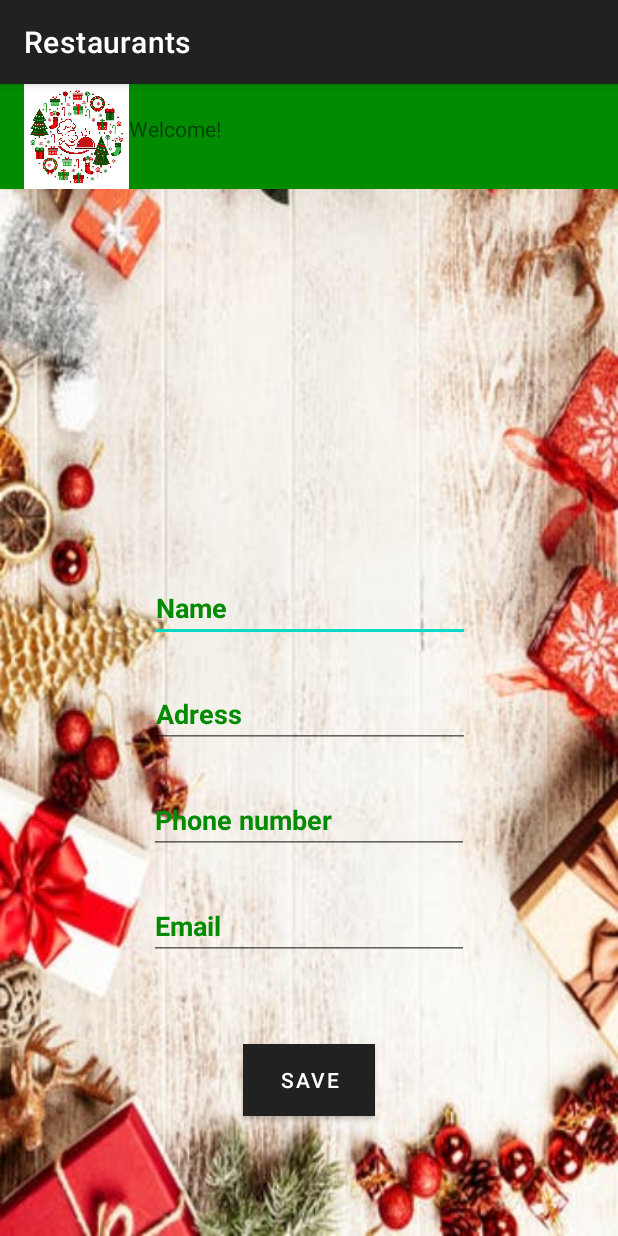
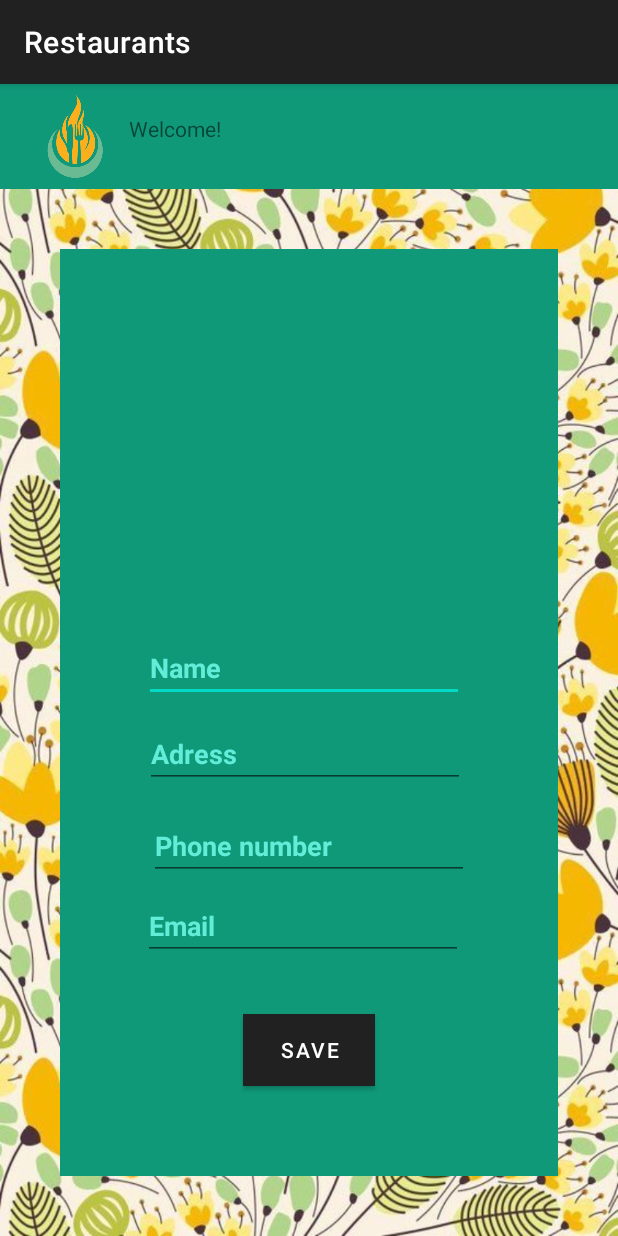
Before and after one commit to Orsolya-BV/Android, an Android app: the screen it shows after launch (MainActivity), in the side drawer, after a tap on "Login", on a phone screen of 412 x 824 dp. Run offline under Robolectric (Android 15) with nearby library versions, the light colour scheme and no system bars; our stand-ins replace Room's generated code; network calls fail; pictures from the network do not load.

Commit message:
desing app

```diff
--- a/Restaurants/app/build.gradle
+++ b/Restaurants/app/build.gradle
@@ -50,6 +50,7 @@ dependencies {
     androidTestImplementation 'androidx.test.ext:junit:1.1.2'
     androidTestImplementation 'androidx.test.espresso:espresso-core:3.3.0'
     annotationProcessor 'androidx.room:room-compiler:2.2.6'
+    implementation 'androidx.recyclerview:recyclerview:1.0.0'
 
     //Coroutines
     implementation 'org.jetbrains.kotlinx:kotlinx-coroutines-core:1.3.9'
--- a/Restaurants/app/src/main/java/com/example/restaurants/Communicator.kt
+++ /dev/null
@@ -1,6 +0,0 @@
-package com.example.restaurants
-
-interface Communicator {
-
-    fun passDataCom(edittext_input:String)
-}
--- a/Restaurants/app/src/main/java/com/example/restaurants/data/restaurants/RestaurantAdapter.kt
+++ b/Restaurants/app/src/main/java/com/example/restaurants/data/restaurants/RestaurantAdapter.kt
@@ -14,6 +14,7 @@ import com.example.restaurants.fragments.ListFragment
 class RestaurantAdapter(private val parent:ListFragment,private val listener:AdapterView.OnItemClickListener):RecyclerView.Adapter<RestaurantAdapter.RestaurantViewHolder>() {
 
     private var restaurantList:MutableList<Restaurant> = mutableListOf()
+
     inner class RestaurantViewHolder(itemView: View):RecyclerView.ViewHolder(itemView),View.OnClickListener
     {
         var name: TextView = itemView.findViewById(R.id.name_restaurant)
--- a/Restaurants/app/src/main/res/layout/fragment_add.xml
+++ b/Restaurants/app/src/main/res/layout/fragment_add.xml
@@ -5,9 +5,11 @@
     android:layout_width="match_parent"
     android:layout_height="match_parent"
     android:id="@+id/add_layout"
+ android:layout_margin="40dp"
+    android:background="@color/fej"
     tools:context=".fragments.AddFragment">
 
-
+<!--
     <ImageView
         android:id="@+id/imageView2"
         android:layout_width="200dp"
@@ -20,41 +22,41 @@
         app:layout_constraintTop_toTopOf="parent"
         app:layout_constraintVertical_bias="0.0"
         tools:src="@drawable/logo" />
-
+-->
     <EditText
         android:id="@+id/editName"
         android:layout_width="wrap_content"
         android:layout_height="wrap_content"
-        android:layout_marginStart="100dp"
+        android:layout_marginStart="70dp"
         android:layout_marginEnd="100dp"
-        android:layout_marginBottom="25dp"
+        android:layout_marginBottom="12dp"
         android:ems="10"
-        android:textColor="@color/green"
-        android:textStyle="bold"
-        android:textColorHint="@color/green"
         android:hint="Name"
         android:inputType="textPersonName"
+        android:textColor="@color/red"
+        android:textColorHint="@color/green"
+        android:textStyle="bold"
         app:layout_constraintBottom_toTopOf="@+id/editAdress"
         app:layout_constraintEnd_toEndOf="parent"
-        app:layout_constraintHorizontal_bias="0.0"
+        app:layout_constraintHorizontal_bias="0.285"
         app:layout_constraintStart_toStartOf="parent" />
 
     <EditText
         android:id="@+id/editAdress"
         android:layout_width="wrap_content"
         android:layout_height="wrap_content"
-        android:layout_marginStart="100dp"
+        android:layout_marginStart="70dp"
         android:layout_marginEnd="100dp"
-        android:layout_marginBottom="25dp"
-        android:textColor="@color/green"
-        android:textStyle="bold"
-        android:textColorHint="@color/green"
+        android:layout_marginBottom="16dp"
         android:ems="10"
         android:hint="Adress"
         android:inputType="textPersonName"
+        android:textColor="@color/red"
+        android:textColorHint="@color/green"
+        android:textStyle="bold"
         app:layout_constraintBottom_toTopOf="@+id/editPhone"
         app:layout_constraintEnd_toEndOf="parent"
-        app:layout_constraintHorizontal_bias="0.0"
+        app:layout_constraintHorizontal_bias="0.265"
         app:layout_constraintStart_toStartOf="parent" />
 
     <EditText
@@ -63,15 +65,16 @@
         android:layout_height="wrap_content"
         android:layout_marginStart="100dp"
         android:layout_marginEnd="100dp"
-        android:layout_marginBottom="25dp"
+        android:layout_marginBottom="8dp"
         android:ems="10"
-        android:textColor="@color/green"
-        android:textStyle="bold"
-        android:textColorHint="@color/green"
         android:hint="Phone number"
         android:inputType="phone"
+        android:textColor="@color/red"
+        android:textColorHint="@color/green"
+        android:textStyle="bold"
         app:layout_constraintBottom_toTopOf="@+id/editEmail"
         app:layout_constraintEnd_toEndOf="parent"
+        app:layout_constraintHorizontal_bias="0.506"
         app:layout_constraintStart_toStartOf="parent" />
 
     <EditText
@@ -80,15 +83,16 @@
         android:layout_height="wrap_content"
         android:layout_marginStart="100dp"
         android:layout_marginEnd="100dp"
-        android:layout_marginBottom="56dp"
+        android:layout_marginBottom="36dp"
         android:ems="10"
         android:hint="Email"
-        android:textColor="@color/green"
+        android:inputType="textEmailAddress"
+        android:textColor="@color/red"
+        android:textColorHint="@color/green"
         android:textStyle="bold"
-        android:textColorHint="@color/green"
-        android:inputType="textEmailAddress"
         app:layout_constraintBottom_toTopOf="@+id/button_save"
         app:layout_constraintEnd_toEndOf="parent"
+        app:layout_constraintHorizontal_bias="0.556"
         app:layout_constraintStart_toStartOf="parent" />
 
     <Button
@@ -97,12 +101,12 @@
         android:layout_height="wrap_content"
         android:layout_marginStart="160dp"
         android:layout_marginEnd="160dp"
-        android:layout_marginBottom="80dp"
-
+        android:layout_marginBottom="60dp"
+        android:background="@color/fej"
         android:text="Save"
+        android:textColor="@color/white"
         app:layout_constraintBottom_toBottomOf="parent"
         app:layout_constraintEnd_toEndOf="parent"
-        app:layout_constraintStart_toStartOf="parent"
-        android:background="@color/green"
-        android:textColor="@color/white" />
+        app:layout_constraintHorizontal_bias="0.506"
+        app:layout_constraintStart_toStartOf="parent" />
 </androidx.constraintlayout.widget.ConstraintLayout>
--- a/Restaurants/app/src/main/res/layout/fragment_profile.xml
+++ b/Restaurants/app/src/main/res/layout/fragment_profile.xml
@@ -36,6 +36,7 @@
         android:layout_marginTop="108dp"
         android:ems="10"
         android:inputType="textPersonName"
+        android:textColor="@color/black"
         app:layout_constraintStart_toEndOf="@+id/name"
         app:layout_constraintTop_toBottomOf="@+id/imageView" />
 
@@ -73,6 +74,7 @@
         android:layout_height="40dp"
         android:layout_marginStart="16dp"
         android:layout_marginTop="28dp"
+        android:textColor="@color/black"
         android:ems="10"
         android:inputType="textPersonName"
         app:layout_constraintStart_toEndOf="@+id/adress"
@@ -99,6 +101,7 @@
         android:layout_marginStart="24dp"
         android:layout_marginTop="12dp"
         android:ems="10"
+        android:textColor="@color/black"
         android:inputType="textPersonName"
         app:layout_constraintStart_toEndOf="@+id/phone"
         app:layout_constraintTop_toBottomOf="@+id/editedAdress" />
@@ -124,6 +127,7 @@
         android:layout_marginStart="24dp"
         android:layout_marginTop="20dp"
         android:ems="10"
+        android:textColor="@color/black"
         android:inputType="textPersonName"
         app:layout_constraintStart_toEndOf="@+id/email"
         app:layout_constraintTop_toBottomOf="@+id/editedPhone" />
--- a/Restaurants/app/src/main/res/layout/toolbar.xml
+++ b/Restaurants/app/src/main/res/layout/toolbar.xml
@@ -3,7 +3,7 @@
     xmlns:android="http://schemas.android.com/apk/res/android" android:layout_width="match_parent"
     android:layout_height="match_parent"
     android:id="@+id/toolbar"
-    android:background="@color/green">
+    android:background="@color/fej">
 
     <ImageView
         android:layout_width="70dp"
--- a/Restaurants/app/src/main/res/values/colors.xml
+++ b/Restaurants/app/src/main/res/values/colors.xml
@@ -3,6 +3,7 @@
 
     <color name="black">#FF000000</color>
     <color name="white">#FFFFFFFF</color>
-    <color name="red">#ff0000</color>
-    <color name="green">#008b00</color>
+    <color name="red">#EDB713</color>
+    <color name="green">#61EDD8</color>
+    <color name="fej">#0F9979</color>
 </resources>
```
Also changed, not shown: Restaurants/app/src/main/java/com/example/restaurants/fragments/AddFragment.kt (+3 -11 lines), Restaurants/app/src/main/res/layout/activity_splash.xml (+9 -3 lines), Restaurants/app/src/main/res/layout/fragment_details.xml (+15 -8 lines), Restaurants/app/src/main/res/layout/fragment_list.xml (+4 -3 lines), Restaurants/app/src/main/res/layout/item_example.xml (+27 -50 lines), Restaurants/app/src/main/res/drawable/background.jpeg (deleted), Restaurants/app/src/main/res/drawable/background.jpg (added), Restaurants/app/src/main/res/drawable/logo.jpg (deleted), Restaurants/app/src/main/res/drawable/logo.png (added).
